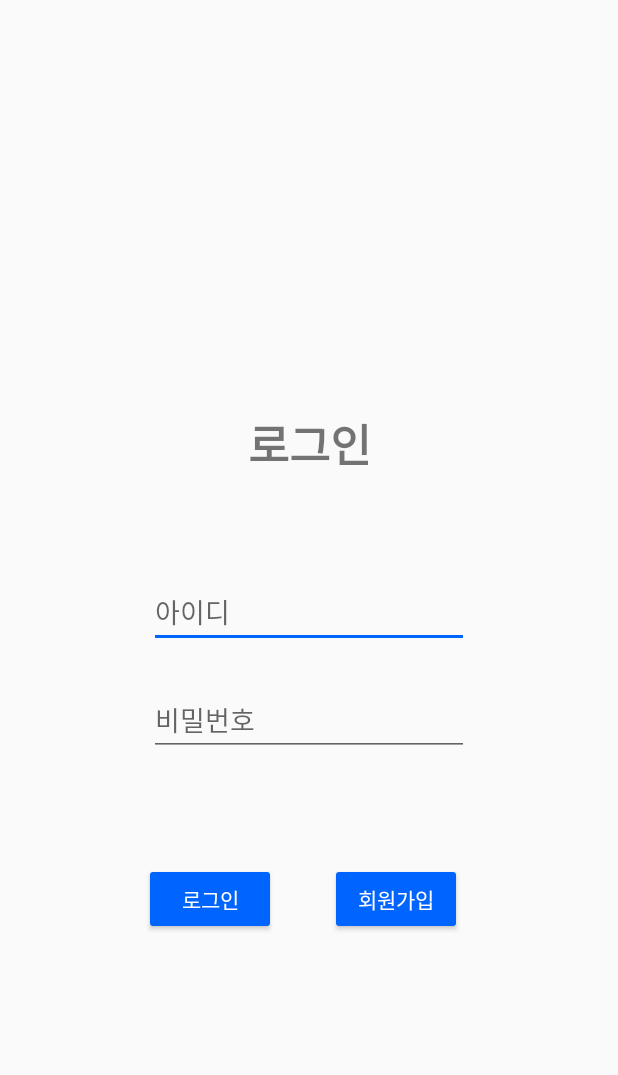
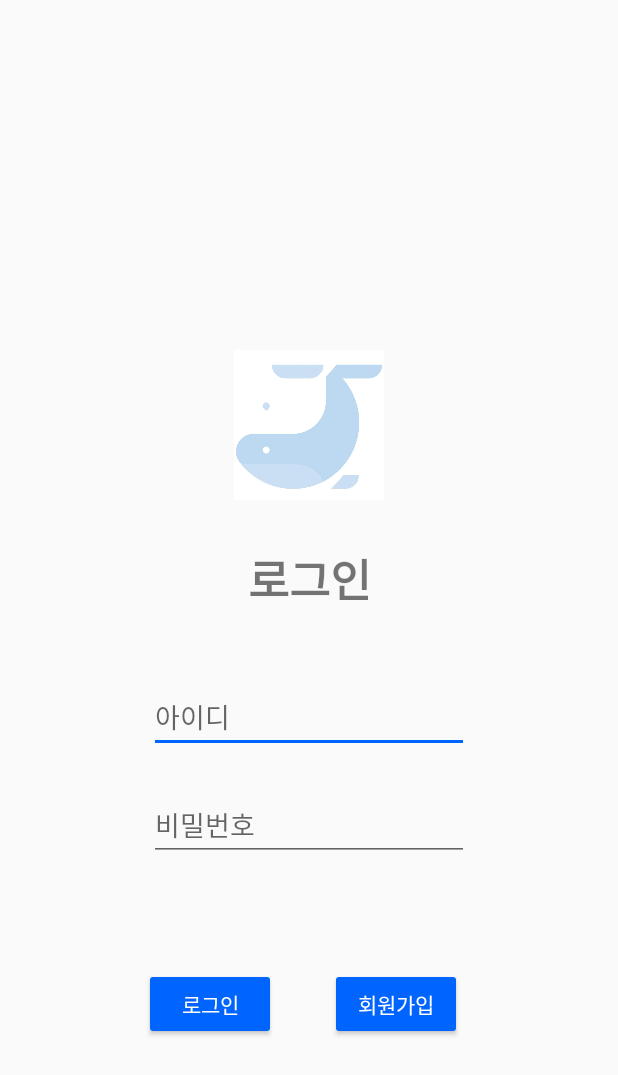
Before and after one commit to IndustryHandsOnTeamB/suggest-front-end, an Android app: the screen it shows after launch (LogInActivity), on a phone screen of 412 x 824 dp. Shown: the top 1075 px of the screen. Run offline under Robolectric (Android 15) with nearby library versions, the phone set to English and light mode, and no system bars.

Commit message:
add logo

```diff
--- a/HandsOn/app/src/main/res/layout/activity_login.xml
+++ b/HandsOn/app/src/main/res/layout/activity_login.xml
@@ -5,12 +5,20 @@
     android:layout_width="match_parent"
     android:layout_height="match_parent"
     tools:context=".LogInActivity">
-
+    <ImageView
+        android:id="@+id/logo"
+        android:layout_width="100dp"
+        android:layout_height="100dp"
+        android:background="@drawable/logo_square"
+        app:layout_constraintBottom_toTopOf="@+id/loginText"
+        app:layout_constraintEnd_toEndOf="parent"
+        app:layout_constraintStart_toStartOf="parent"
+        android:layout_marginBottom="30dp"/>
     <TextView
-        android:id="@+id/textView"
+        android:id="@+id/loginText"
         android:layout_width="wrap_content"
         android:layout_height="wrap_content"
-        android:layout_marginBottom="65dp"
+        android:layout_marginBottom="45dp"
         android:text="로그인"
         android:fontFamily="@font/nanumsquare_acb"
         android:textSize="30sp"
@@ -36,7 +44,7 @@
         android:id="@+id/user_pwd"
         android:layout_width="wrap_content"
         android:layout_height="wrap_content"
-        android:layout_marginBottom="320dp"
+        android:layout_marginBottom="250dp"
         android:fontFamily="@font/nanumsquare_acb"
         android:ems="10"
         android:hint="비밀번호"
--- a/HandsOn/app/src/main/res/layout/activity_start_new_survey.xml
+++ b/HandsOn/app/src/main/res/layout/activity_start_new_survey.xml
@@ -39,7 +39,7 @@
         <View
             android:layout_width="match_parent"
             android:layout_height="10px"
-            android:background="#246391"
+            android:background="@color/mainColor"
             android:layout_marginLeft="25px"
             android:layout_marginRight="25px"
             android:layout_marginTop="25px"
@@ -72,7 +72,7 @@
         <View
             android:layout_width="match_parent"
             android:layout_height="10px"
-            android:background="#246391"
+            android:background="@color/mainColor"
             android:layout_marginLeft="25px"
             android:layout_marginRight="25px"
             android:layout_marginTop="25px"
@@ -105,7 +105,7 @@
             <View
                 android:layout_width="match_parent"
                 android:layout_height="10px"
-                android:background="#246391"
+                android:background="@color/mainColor"
                 android:layout_marginLeft="25px"
                 android:layout_marginRight="25px"
                 android:layout_marginTop="25px"/>
```
